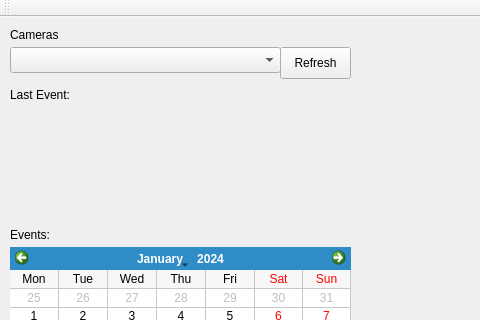
Above: mainwindow.ui from szatmary/iAlert before the change; both pictures show x 0 to 480 and y 0 to 320 of the 1213 by 777 pixel window. Below: the same form after it.
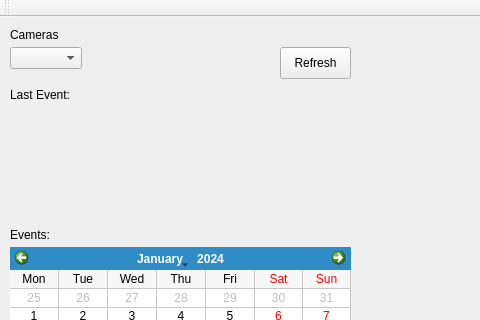
That is the form after the change. Custom widgets are drawn as their Qt base class.

Patch:
```diff
--- a/mainwindow.ui
+++ b/mainwindow.ui
@@ -49,6 +49,15 @@
       <height>26</height>
      </rect>
     </property>
+    <property name="sizePolicy">
+     <sizepolicy hsizetype="Preferred" vsizetype="Fixed">
+      <horstretch>0</horstretch>
+      <verstretch>0</verstretch>
+     </sizepolicy>
+    </property>
+    <property name="sizeAdjustPolicy">
+     <enum>QComboBox::AdjustToContents</enum>
+    </property>
    </widget>
    <widget class="VideoWidget" name="videoWidget" native="true">
     <property name="geometry">
```
